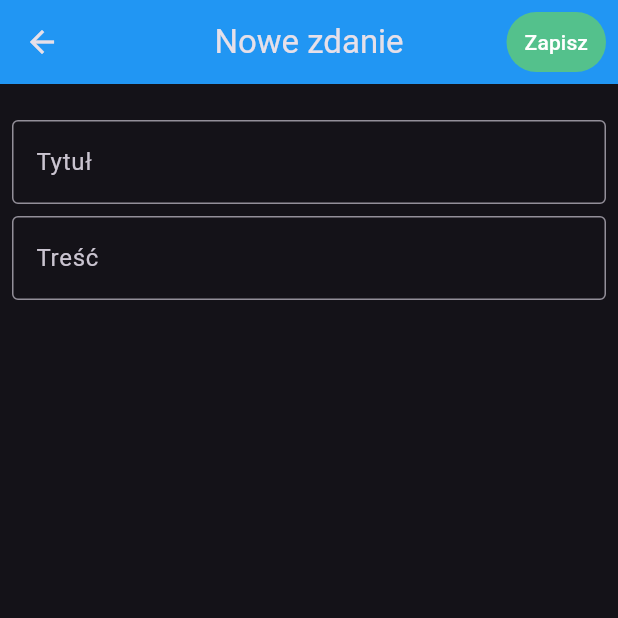
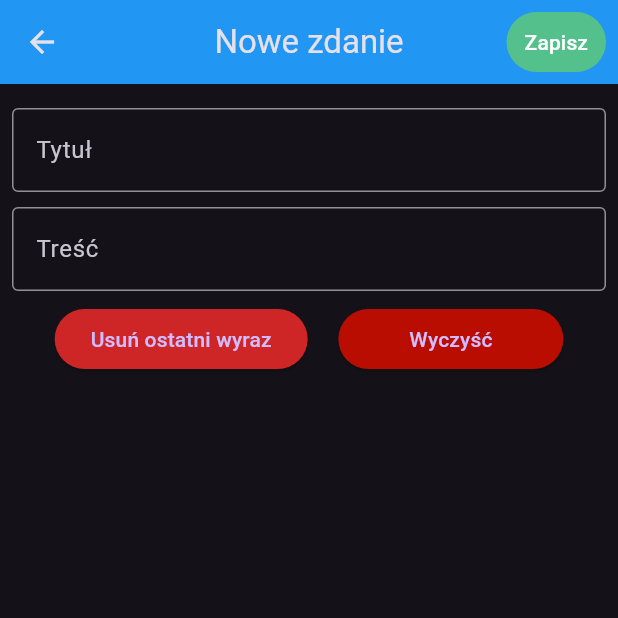
Before and after one commit to Sekanko/InkTalk, a Flutter app: the AddOrUpdateSentence screen opened by its route, on a phone screen of 412 x 824 dp, the top half of it. Run offline on Flutter 3.47's test engine with Material 3 defaults, Android fonts, the phone set to English and light mode, and no system bars; our stand-ins replace flutter_tts, hive; accounts and stored records are empty.

Commit message:
feat: text helper is in add_or_create view
also after clicking saved sentence coursor is focused at the end of the text field

```diff
--- a/lib/main.dart
+++ b/lib/main.dart
@@ -5,7 +5,7 @@ import 'package:ink_talk/views/sentence_views/add_or_update_sentence.dart';
 import 'package:ink_talk/views/sentence_views/saved_sentences_views.dart';
 import 'package:path_provider/path_provider.dart';
 import 'package:hive/hive.dart';
-import 'constants.dart';
+import 'utils/constants.dart';
 
 void main() async {
   WidgetsFlutterBinding.ensureInitialized();
--- a/lib/views/sentence_views/add_or_update_sentence.dart
+++ b/lib/views/sentence_views/add_or_update_sentence.dart
@@ -1,6 +1,7 @@
 import 'package:flutter/material.dart';
 import 'package:ink_talk/model/sentence.dart';
 import 'package:ink_talk/service/sentence_service.dart';
+import 'package:ink_talk/widgets/text_helper.dart';
 
 class AddOrUpdateSentence extends StatefulWidget {
   final Sentence? sentence;
@@ -15,6 +16,8 @@ class _AddOrUpdateSentenceState extends State<AddOrUpdateSentence> {
   late final TextEditingController _titleController;
   late final TextEditingController _contentController;
   late final SentenceService _sentenceService;
+  late final FocusNode _titleFocus;
+  late final FocusNode _contentFocus;
   bool _isButtonEnabled = false;
 
   @override
@@ -27,12 +30,22 @@ class _AddOrUpdateSentenceState extends State<AddOrUpdateSentence> {
       text: widget.sentence?.content ?? "",
     );
     _sentenceService = SentenceService();
+    _titleFocus = FocusNode();
+    _contentFocus = FocusNode();
+    _titleFocus.addListener(_onFocusChange);
+    _contentFocus.addListener(_onFocusChange);
+  }
+
+  void _onFocusChange() {
+    setState(() {});
   }
 
   @override
   void dispose() {
     _titleController.dispose();
     _contentController.dispose();
+    _titleFocus.dispose();
+    _contentFocus.dispose();
     super.dispose();
   }
 
@@ -89,14 +102,12 @@ class _AddOrUpdateSentenceState extends State<AddOrUpdateSentence> {
           ),
         ],
       ),
-      body: Padding(
-        padding: const EdgeInsets.only(top: 16),
-        child: Expanded(
-          child: SingleChildScrollView(
-            padding: const EdgeInsets.all(8),
+      body: SingleChildScrollView(
+        padding: const EdgeInsets.only(top: 16, left: 8, right: 8),
         child: Column(
           children: [
             TextField(
+              focusNode: _titleFocus,
               controller: _titleController,
               onChanged: (value) => _areTitleOrContnetEmpty(),
               decoration: InputDecoration(
@@ -104,8 +115,9 @@ class _AddOrUpdateSentenceState extends State<AddOrUpdateSentence> {
                 border: OutlineInputBorder(),
               ),
             ),
-                const SizedBox(height: 8),
+            const SizedBox(height: 10),
             TextField(
+              focusNode: _contentFocus,
               controller: _contentController,
               keyboardType: TextInputType.multiline,
               maxLines: null,
@@ -115,9 +127,17 @@ class _AddOrUpdateSentenceState extends State<AddOrUpdateSentence> {
                 border: OutlineInputBorder(),
               ),
             ),
-              ],
+            Padding(
+              padding: const EdgeInsets.all(8.0),
+              child: TextHelper(
+                getController: () {
+                  if (_titleFocus.hasFocus) return _titleController;
+                  if (_contentFocus.hasFocus) return _contentController;
+                  return _titleController; // fallback
+                },
               ),
             ),
+          ],
         ),
       ),
     );
--- a/lib/views/sentence_views/saved_sentences_views.dart
+++ b/lib/views/sentence_views/saved_sentences_views.dart
@@ -1,5 +1,5 @@
 import 'package:flutter/material.dart';
-import 'package:ink_talk/constants.dart';
+import 'package:ink_talk/utils/constants.dart';
 import 'package:ink_talk/service/sentence_service.dart';
 
 class SavedSentencesViews extends StatefulWidget {
@@ -26,6 +26,7 @@ class _SavedSentencesViewsState extends State<SavedSentencesViews> {
   @override
   Widget build(BuildContext context) {
     return Scaffold(
+      resizeToAvoidBottomInset: false,
       appBar: AppBar(
         title: Text("Zapisane zdania"),
         centerTitle: true,
--- /dev/null
+++ b/lib/widgets/text_helper.dart
@@ -0,0 +1,44 @@
+import 'package:flutter/material.dart';
+
+class TextHelper extends StatelessWidget {
+  final TextEditingController Function() getController;
+  const TextHelper({super.key, required this.getController});
+
+  @override
+  Widget build(BuildContext context) {
+    final controller = getController();
+    return Row(
+      mainAxisAlignment: MainAxisAlignment.spaceEvenly,
+      children: [
+        ElevatedButton(
+          onPressed: () {
+            String text = controller.text.trim();
+            if (text.isEmpty) return;
+
+            List<String> words = text.split(" ");
+            words.removeLast();
+
+            text = words.join(" ");
+            controller.text = text;
+          },
+          style: ElevatedButton.styleFrom(
+            backgroundColor: const Color.fromARGB(255, 206, 38, 38),
+            minimumSize: const Size(150, 40),
+          ),
+
+          child: const Text("Usuń ostatni wyraz"),
+        ),
+        ElevatedButton(
+          onPressed: () {
+            controller.clear();
+          },
+          style: ElevatedButton.styleFrom(
+            backgroundColor: const Color.fromARGB(255, 185, 13, 1),
+            minimumSize: const Size(150, 40),
+          ),
+          child: const Text("Wyczyść"),
+        ),
+      ],
+    );
+  }
+}
```
Also changed, not shown: lib/views/home_screen.dart (+20 -36 lines), lib/utils/constants.dart (renamed from lib/constants.dart). Lines whose indentation alone changed are shown as unchanged.
